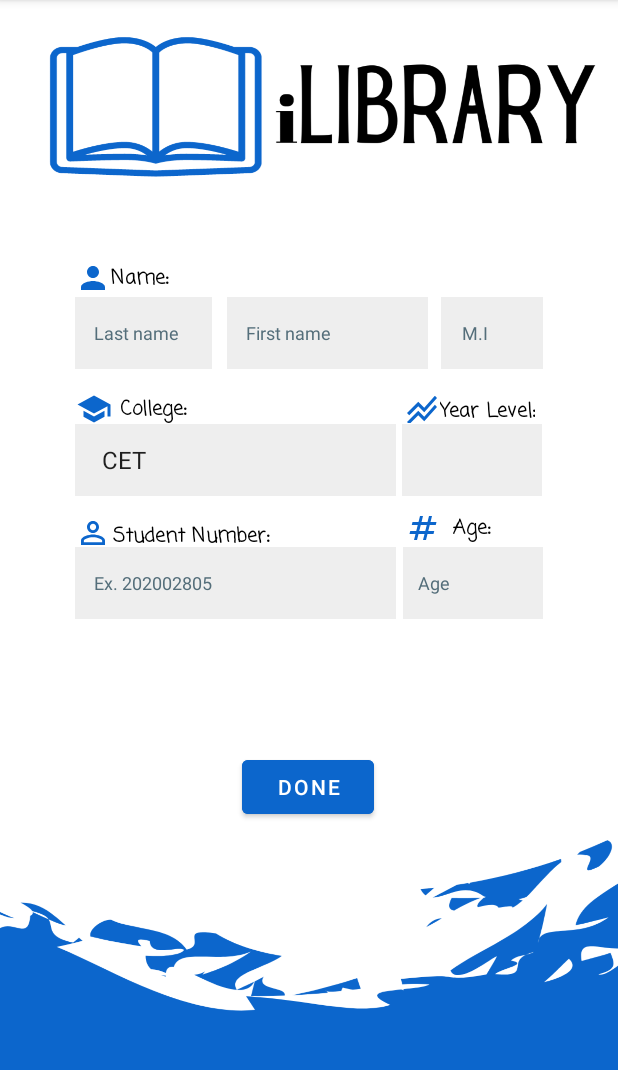
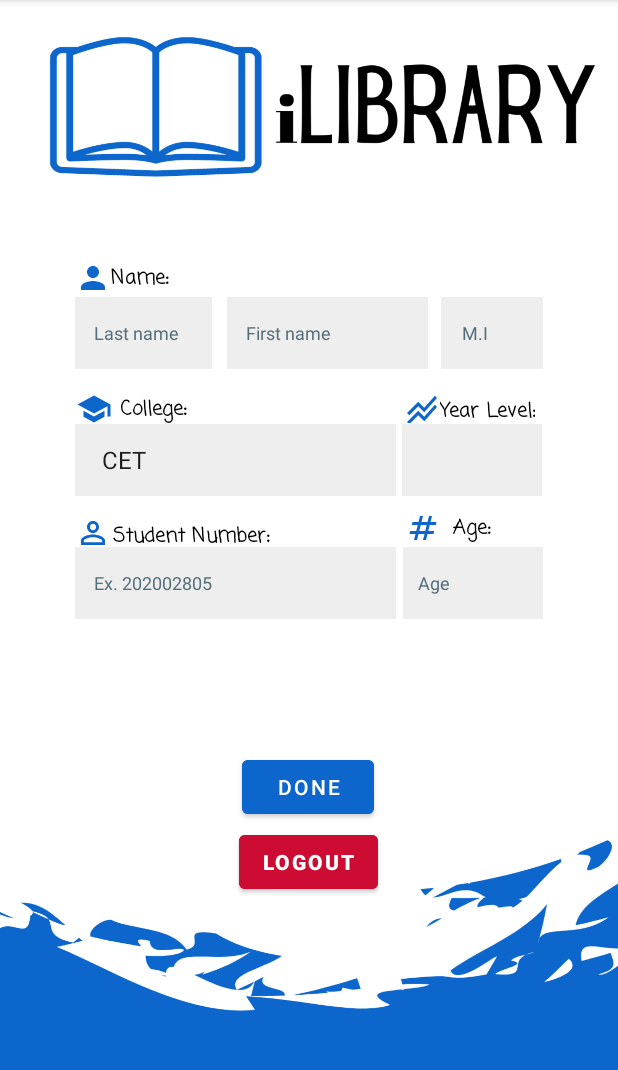
Before and after one commit to cskiller24/AET-Library-QR, an Android app: the UpdateProfile2 screen opened directly, with no data from a screen before it, on a phone screen of 412 x 824 dp, the part 84-1154 px from its top. Run offline under Robolectric (Android 15) with nearby library versions, the light colour scheme and no system bars; our stand-ins replace Firebase (no records; nobody signed in at launch, a user with empty details on screens opened directly).

```diff
--- a/app/src/main/res/layout/activity_update_profile.xml
+++ b/app/src/main/res/layout/activity_update_profile.xml
@@ -6,6 +6,20 @@
     android:layout_height="match_parent"
     android:background="@drawable/loginbg"
     tools:context=".UpdateProfile">
+
+    <Button
+        android:id="@+id/btnout"
+        android:layout_width="wrap_content"
+        android:layout_height="wrap_content"
+        android:backgroundTint="#CC0C32"
+        android:text="Logout"
+        android:textStyle="bold"
+        app:layout_constraintBottom_toBottomOf="parent"
+        app:layout_constraintEnd_toEndOf="parent"
+        app:layout_constraintHorizontal_bias="0.498"
+        app:layout_constraintStart_toStartOf="parent"
+        app:layout_constraintTop_toTopOf="parent"
+        app:layout_constraintVertical_bias="0.765" />
 
     <Spinner
         android:id="@+id/createcollege"
```
Also changed, not shown: app/src/main/java/com/example/aet_library_qr/MainActivity.java (+32 -5 lines), app/src/main/java/com/example/aet_library_qr/UpdateProfile.java (+37 -2 lines), app/src/main/java/com/example/aet_library_qr/UpdateProfile2.java (+14 -3 lines).
